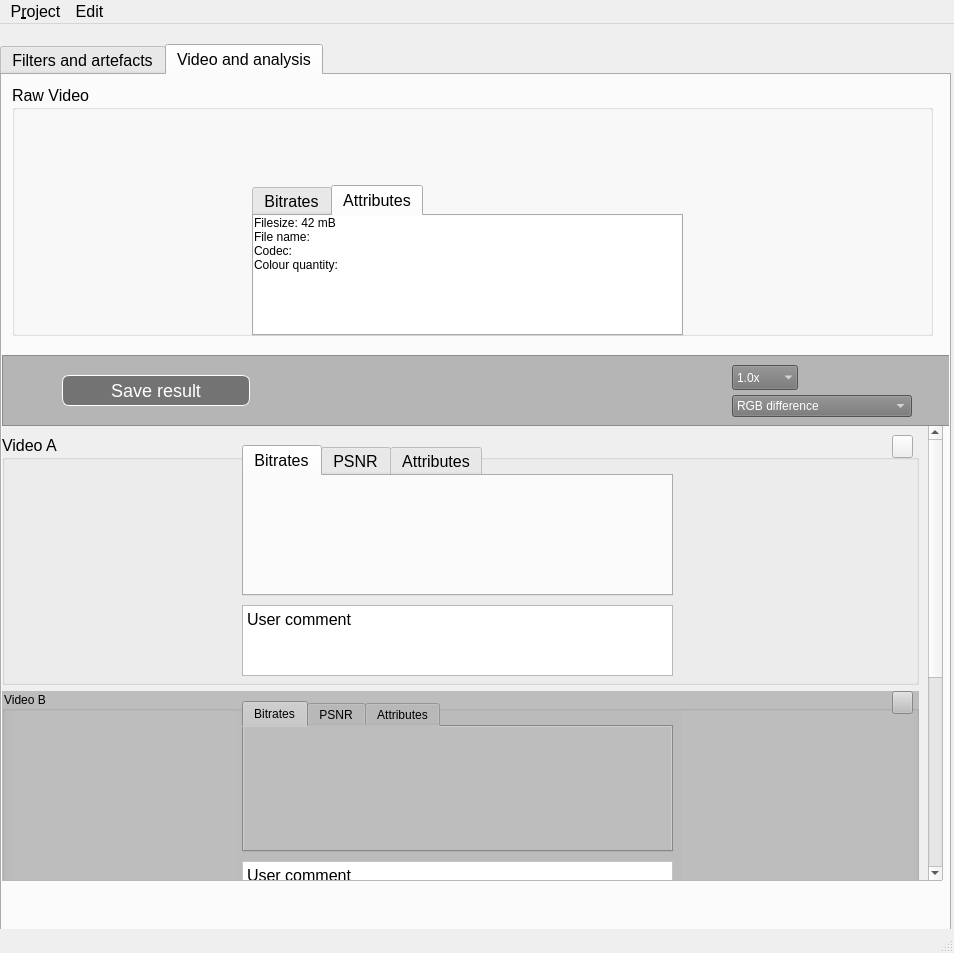
First picture: the form in Pflichtenheft/ToViET/GUI.ui, repository SuppenGeist/pse-ws1516-videoencoder-ta, before the edit.
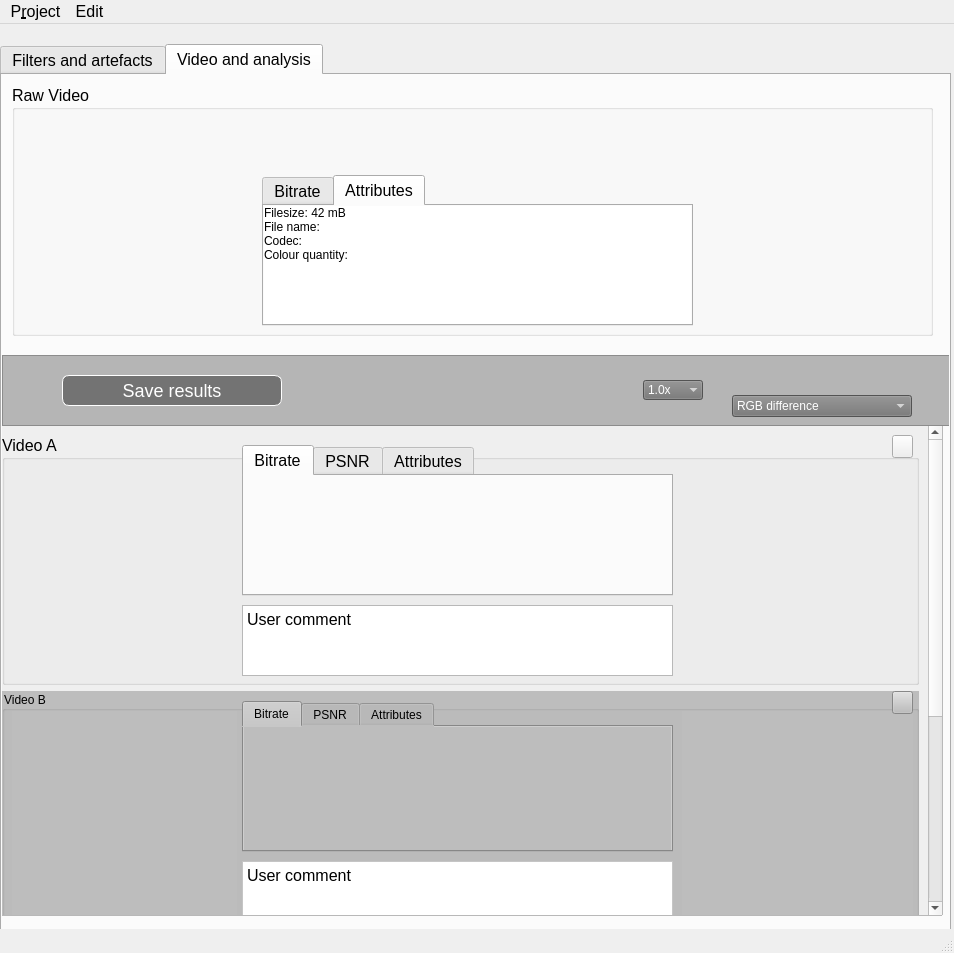
Second picture: the form after the edit. The open tabs and pages were chosen to show the change. Icons and pictures are not drawn.

```diff
--- a/Pflichtenheft/ToViET/GUI.ui
+++ b/Pflichtenheft/ToViET/GUI.ui
@@ -1159,7 +1159,7 @@
         <x>-10</x>
         <y>350</y>
         <width>951</width>
-        <height>456</height>
+        <height>491</height>
        </rect>
       </property>
       <property name="styleSheet">
@@ -1176,7 +1176,7 @@
         <rect>
          <x>0</x>
          <y>0</y>
-         <width>933</width>
+         <width>936</width>
          <height>816</height>
         </rect>
        </property>
@@ -1265,7 +1265,7 @@
            </property>
            <widget class="QWidget" name="tab_6">
             <attribute name="title">
-             <string>Bitrates</string>
+             <string>Bitrate</string>
             </attribute>
             <widget class="QLabel" name="label_34">
              <property name="geometry">
@@ -1458,7 +1458,7 @@
            </property>
            <widget class="QWidget" name="tab_11">
             <attribute name="title">
-             <string>Bitrates</string>
+             <string>Bitrate</string>
             </attribute>
             <widget class="QLabel" name="label_44">
              <property name="geometry">
@@ -1797,7 +1797,7 @@
        <property name="geometry">
         <rect>
          <x>690</x>
-         <y>30</y>
+         <y>20</y>
          <width>231</width>
          <height>221</height>
         </rect>
@@ -1831,8 +1831,8 @@
       <widget class="QTabWidget" name="tabWidget_5">
        <property name="geometry">
         <rect>
-         <x>240</x>
-         <y>100</y>
+         <x>250</x>
+         <y>90</y>
          <width>431</width>
          <height>151</height>
         </rect>
@@ -1842,7 +1842,7 @@
        </property>
        <widget class="QWidget" name="tab_8">
         <attribute name="title">
-         <string>Bitrates</string>
+         <string>Bitrate</string>
         </attribute>
         <widget class="QLabel" name="label_35">
          <property name="geometry">
@@ -2069,6 +2069,72 @@
           </property>
          </widget>
         </item>
+        <item>
+         <widget class="QComboBox" name="comboBox_3">
+          <property name="sizePolicy">
+           <sizepolicy hsizetype="Preferred" vsizetype="Fixed">
+            <horstretch>0</horstretch>
+            <verstretch>0</verstretch>
+           </sizepolicy>
+          </property>
+          <property name="styleSheet">
+           <string notr="true">background-color: rgb(116, 116, 116);
+color: rgb(255, 255, 255);</string>
+          </property>
+          <property name="editable">
+           <bool>false</bool>
+          </property>
+          <property name="currentText">
+           <string notr="true">1.0x</string>
+          </property>
+          <property name="currentIndex">
+           <number>3</number>
+          </property>
+          <property name="frame">
+           <bool>false</bool>
+          </property>
+          <item>
+           <property name="text">
+            <string>0.25x</string>
+           </property>
+          </item>
+          <item>
+           <property name="text">
+            <string>0.5x</string>
+           </property>
+          </item>
+          <item>
+           <property name="text">
+            <string>0.75x</string>
+           </property>
+          </item>
+          <item>
+           <property name="text">
+            <string>1.0x</string>
+           </property>
+          </item>
+          <item>
+           <property name="text">
+            <string>1.25x</string>
+           </property>
+          </item>
+          <item>
+           <property name="text">
+            <string>1.5x</string>
+           </property>
+          </item>
+          <item>
+           <property name="text">
+            <string>1.75x</string>
+           </property>
+          </item>
+          <item>
+           <property name="text">
+            <string>2.0x</string>
+           </property>
+          </item>
+         </widget>
+        </item>
        </layout>
       </widget>
       <widget class="QPushButton" name="pushButton_20">
@@ -2076,7 +2142,7 @@
         <rect>
          <x>60</x>
          <y>20</y>
-         <width>188</width>
+         <width>220</width>
          <height>31</height>
         </rect>
        </property>
@@ -2104,81 +2170,9 @@
 }</string>
        </property>
        <property name="text">
-        <string>Save result</string>
+        <string>Save results</string>
        </property>
       </widget>
-      <widget class="QComboBox" name="comboBox_3">
-       <property name="geometry">
-        <rect>
-         <x>730</x>
-         <y>10</y>
-         <width>66</width>
-         <height>25</height>
-        </rect>
-       </property>
-       <property name="sizePolicy">
-        <sizepolicy hsizetype="Preferred" vsizetype="Fixed">
-         <horstretch>0</horstretch>
-         <verstretch>0</verstretch>
-        </sizepolicy>
-       </property>
-       <property name="styleSheet">
-        <string notr="true">background-color: rgb(116, 116, 116);
-color: rgb(255, 255, 255);</string>
-       </property>
-       <property name="editable">
-        <bool>false</bool>
-       </property>
-       <property name="currentText">
-        <string notr="true">1.0x</string>
-       </property>
-       <property name="currentIndex">
-        <number>3</number>
-       </property>
-       <property name="frame">
-        <bool>false</bool>
-       </property>
-       <item>
-        <property name="text">
-         <string>0.25x</string>
-        </property>
-       </item>
-       <item>
-        <property name="text">
-         <string>0.5x</string>
-        </property>
-       </item>
-       <item>
-        <property name="text">
-         <string>0.75x</string>
-        </property>
-       </item>
-       <item>
-        <property name="text">
-         <string>1.0x</string>
-        </property>
-       </item>
-       <item>
-        <property name="text">
-         <string>1.25x</string>
-        </property>
-       </item>
-       <item>
-        <property name="text">
-         <string>1.5x</string>
-        </property>
-       </item>
-       <item>
-        <property name="text">
-         <string>1.75x</string>
-        </property>
-       </item>
-       <item>
-        <property name="text">
-         <string>2.0x</string>
-        </property>
-       </item>
-      </widget>
      </widget>
     </widget>
    </widget>
```
Left out of the diff: 39 changed lines with no effect on the pictures. Lines whose indentation alone changed are shown as unchanged.
